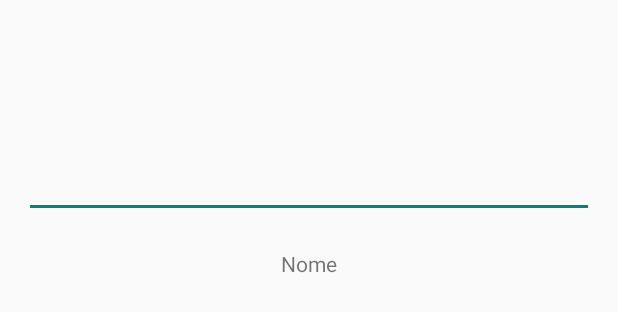
After one commit to lhvogado/Checar, an Android app: the layout activity_tela_alterar_dados_cnh.xml on its own in the app's theme, with its tools: preview values and no code run, on a phone screen of 412 x 824 dp. The commit adds this screen. Shown: the top 312 px of the screen. Run offline under Robolectric (Android 15) with nearby library versions, the phone set to English and light mode, and no system bars.

Commit message:
Adicionado TelaAlterarDadosCNH e a funcionalidade OCR

```diff
--- a/app/src/main/java/br/ufpi/es/checar/Controle/FachadaControle.java
+++ b/app/src/main/java/br/ufpi/es/checar/Controle/FachadaControle.java
@@ -33,4 +33,8 @@ public class FachadaControle {
         return meuControleDeCaptura.getImagePath();
     }
 
+    public String OCR(){
+        return meuControleDeCaptura.OCR();
+    }
+
 }
--- a/app/src/main/java/br/ufpi/es/checar/Visao/TelaNovoCNH.java
+++ b/app/src/main/java/br/ufpi/es/checar/Visao/TelaNovoCNH.java
@@ -50,7 +50,7 @@ public class TelaNovoCNH extends AppCompatActivity {
         //Log.i(TAG, "resultCode: " + resultCode);
 
         if (resultCode == Activity.RESULT_OK) {
-            Intent intent = new Intent(this, TelaRecorteImagem.class);
+            Intent intent = new Intent(this, TelaAlterarDadosCNH.class);
             startActivity(intent);
         } else {
             Log.v(TAG, "Cancelado Pelo Usuário");
--- /dev/null
+++ b/app/src/main/res/layout/activity_tela_alterar_dados_cnh.xml
@@ -0,0 +1,28 @@
+<?xml version="1.0" encoding="utf-8"?>
+<RelativeLayout xmlns:android="http://schemas.android.com/apk/res/android"
+    xmlns:tools="http://schemas.android.com/tools"
+    android:layout_width="match_parent"
+    android:layout_height="match_parent"
+    android:paddingBottom="@dimen/activity_vertical_margin"
+    android:paddingLeft="@dimen/activity_horizontal_margin"
+    android:paddingRight="@dimen/activity_horizontal_margin"
+    android:paddingTop="@dimen/activity_vertical_margin"
+    tools:context="br.ufpi.es.checar.Visao.TelaAlterarDadosCNH">
+
+    <EditText
+        android:layout_width="fill_parent"
+        android:layout_height="wrap_content"
+        android:id="@+id/editText_nome"
+        android:layout_alignParentTop="true"
+        android:layout_centerHorizontal="true"
+        android:layout_marginTop="84dp"
+        android:inputType="text" />
+
+    <TextView
+        android:layout_width="wrap_content"
+        android:layout_height="wrap_content"
+        android:text="@string/textView_nome"
+        android:id="@+id/textView_nome"
+        android:layout_marginTop="150dp"
+        android:layout_centerHorizontal="true" />
+</RelativeLayout>
--- a/app/src/main/res/values/strings.xml
+++ b/app/src/main/res/values/strings.xml
@@ -5,4 +5,5 @@
     <string name="text_buscar">Buscar</string>
     <string name="text_login">Login</string>
     <string name="text_version_app">Version:1.0</string>
+    <string name="textView_nome">Nome</string>
 </resources>
```
Also changed, not shown: app/src/main/AndroidManifest.xml (+13 -13 lines), app/src/main/java/br/ufpi/es/checar/Controle/ControleDeCaptura.java (+99 -0 lines), app/src/main/java/br/ufpi/es/checar/Visao/TelaAlterarDadosCNH.java (added, +36 -0 lines), app/src/main/res/layout/activity_tela_recorte_imagem.xml (line endings or trailing spaces).
